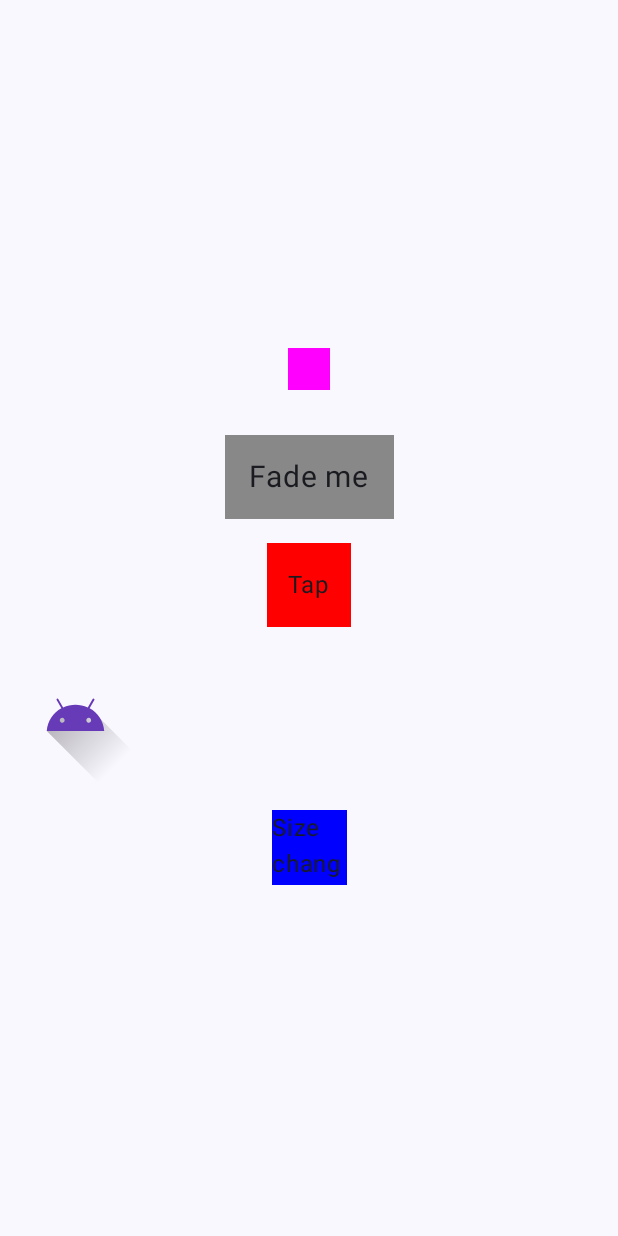
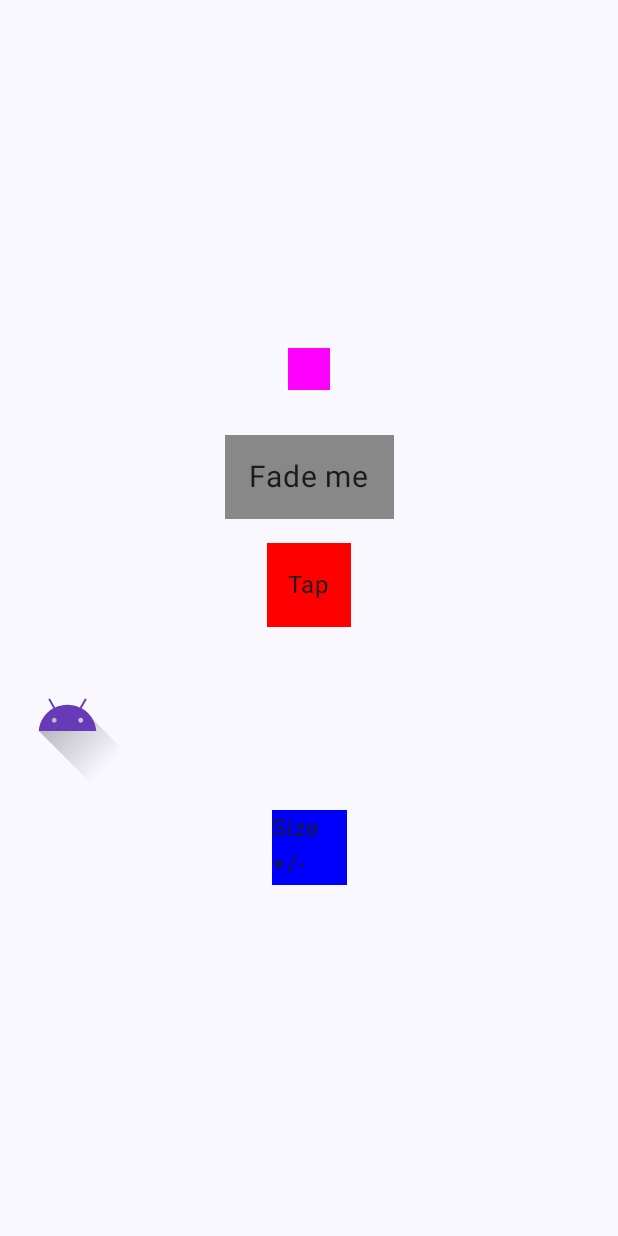
Before and after one commit to bekaweirdo/Animations, an Android app built with Jetpack Compose: the ValueBasedAnimationActivity screen opened directly, with no data from a screen before it, on a phone screen of 412 x 824 dp. Run offline under Robolectric (Android 15) with nearby library versions, the light colour scheme and no system bars.

Commit message:
# Last update of Value-Based animation

```diff
--- a/app/src/main/java/com/bekka/animations/value_based_animation/ValueBasedAnimationActivity.kt
+++ b/app/src/main/java/com/bekka/animations/value_based_animation/ValueBasedAnimationActivity.kt
@@ -108,6 +108,25 @@ fun BoxSizeChangeExample() {
 }
 
 @Composable
+fun FloatAnimationExample() {
+    var alpha by remember { mutableFloatStateOf(1f) }
+    val animatedAlpha by animateFloatAsState(
+        targetValue = alpha,
+        label = "AlphaChange"
+    )
+
+    Text(
+        text = "Fade me",
+        fontSize = 20.sp,
+        modifier = Modifier
+            .alpha(animatedAlpha)
+            .clickable(onClick = { alpha = if (alpha == 1f) 0f else 1f })
+            .background(Color.Gray)
+            .padding(16.dp)
+    )
+}
+
+@Composable
 fun ColorAnimationExample() {
     var color by remember {
         mutableStateOf(Color.Red)
@@ -132,37 +151,18 @@ fun ColorAnimationExample() {
     }
 }
 
-@Composable
-fun FloatAnimationExample() {
-    var alpha by remember { mutableFloatStateOf(1f) }
-    val animatedAlpha by animateFloatAsState(
-        targetValue = alpha,
-        label = ""
-    )
-
-    Text(
-        text = "Fade me",
-        fontSize = 20.sp,
-        modifier = Modifier
-            .alpha(animatedAlpha)
-            .clickable(onClick = { alpha = if (alpha == 1f) 0f else 1f })
-            .background(Color.Gray)
-            .padding(16.dp)
-    )
-}
-
 enum class AndroidPosition {
     Start, Finish
 }
 @Composable
 fun DpAnimationExample() {
 
-    var bikeState by remember { mutableStateOf(AndroidPosition.Start) }
+    var androidIconState by remember { mutableStateOf(AndroidPosition.Start) }
 
     val offsetAnimation: Dp by animateDpAsState(
-        targetValue = if (bikeState == AndroidPosition.Start) 5.dp else 300.dp,
+        targetValue = if (androidIconState == AndroidPosition.Start) 0.dp else 350.dp,
         label = "DpAnimationExample",
-        animationSpec = tween(durationMillis = 3000)
+        animationSpec = tween(durationMillis = 1500)
     )
     Box(
         modifier = Modifier
@@ -176,7 +176,7 @@ fun DpAnimationExample() {
                 .height(90.dp)
                 .absoluteOffset(x = offsetAnimation)
                 .clickable {
-                    bikeState = when (bikeState) {
+                    androidIconState = when (androidIconState) {
                         AndroidPosition.Start -> AndroidPosition.Finish
                         AndroidPosition.Finish -> AndroidPosition.Start
                     }
@@ -191,7 +191,8 @@ fun SizeAnimationExample() {
     var expanded by remember { mutableStateOf(false) }
     val animatedSize by animateDpAsState(
         targetValue = if (expanded) 200.dp else 50.dp,
-        animationSpec = spring(dampingRatio = Spring.DampingRatioMediumBouncy), label = ""
+        animationSpec = spring(dampingRatio = Spring.DampingRatioMediumBouncy),
+        label = "SizeAnimation"
     )
 
     Box(
@@ -201,6 +202,6 @@ fun SizeAnimationExample() {
             .background(Color.Blue)
             .clickable(onClick = { expanded = !expanded })
     ) {
-        Text(text = "Size change")
+        Text(text = "Size +/-")
     }
 }
```
